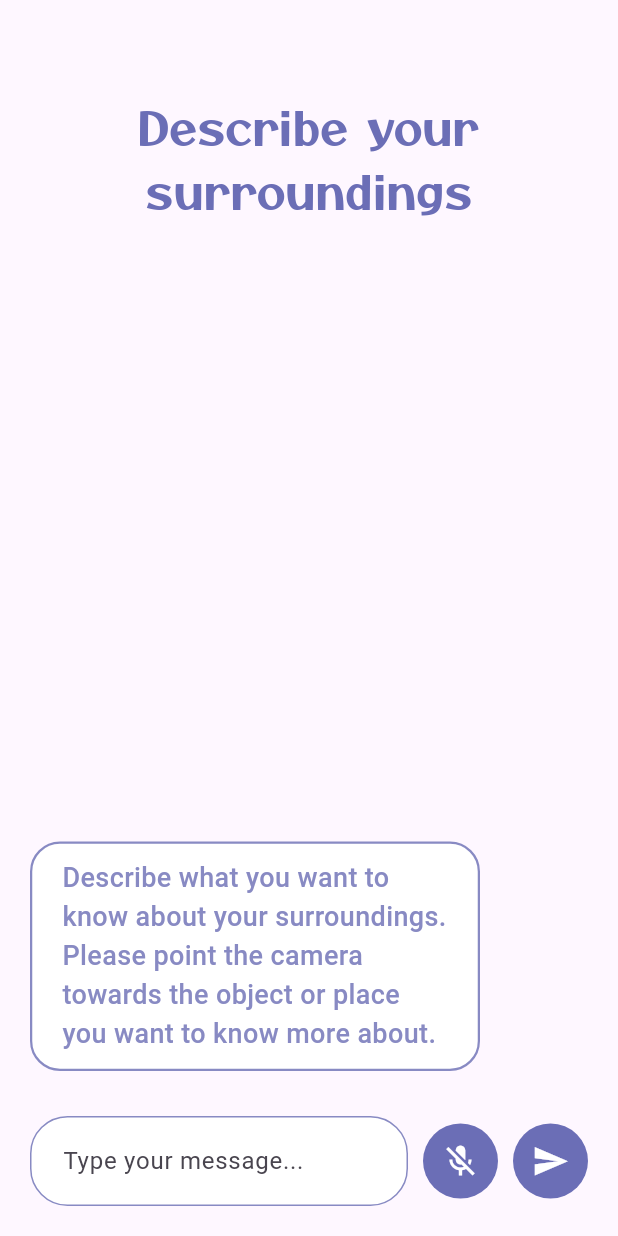
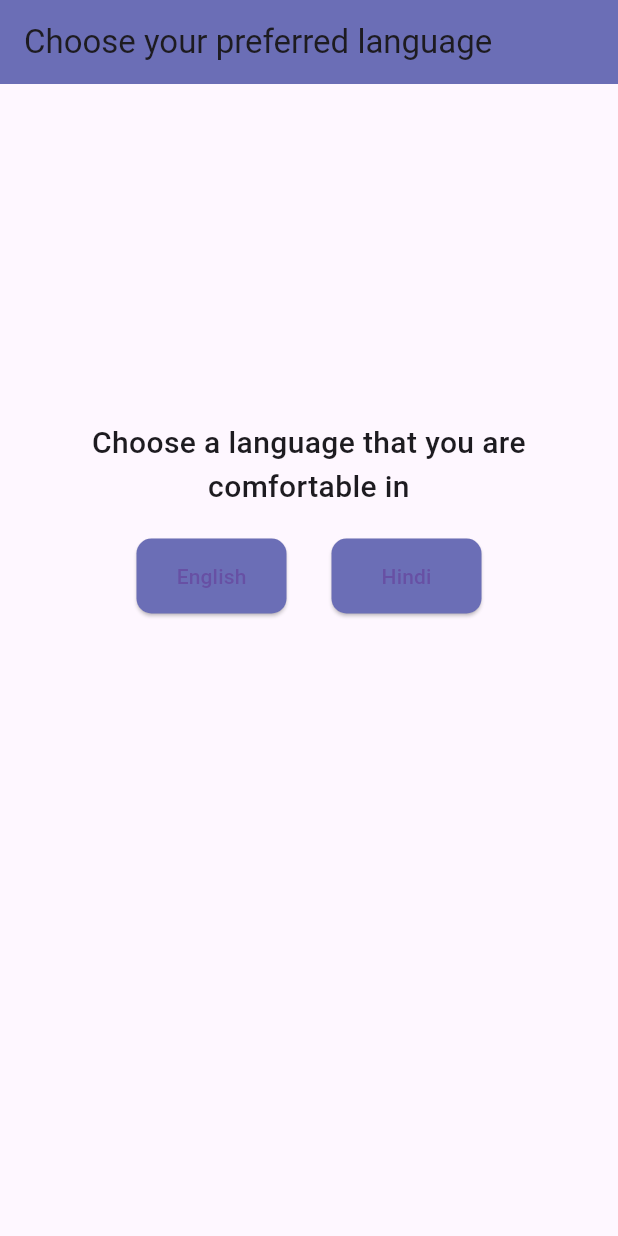
Before and after one commit to HashBr0wns/maitri-frontend, a Flutter app: the screen it shows after launch, on a phone screen of 412 x 824 dp. Run offline on Flutter 3.47's test engine with Material 3 defaults, Android fonts, the phone set to English and light mode, and no system bars; our stand-ins replace camera, dio, flutter_tts, speech_to_text.

Commit message:
choose language screen

```diff
--- a/lib/main.dart
+++ b/lib/main.dart
@@ -1,4 +1,5 @@
 import 'package:flutter/material.dart';
+import 'package:maitri/screens/choose_lang.dart';
 import 'package:maitri/screens/dashboard.dart';
 import 'package:maitri/screens/splash_screen.dart';
 import 'package:flutter/services.dart';
@@ -16,10 +17,17 @@ class MyApp extends StatelessWidget {
 
   @override
   Widget build(BuildContext context) {
-    return const MaterialApp(
+    Locale? systemLocale = WidgetsBinding.instance?.platformDispatcher?.locale;
+    return MaterialApp(
       debugShowCheckedModeBanner: false,
       // home: SplashScreen(),
-      home: ChatPage(),
+      locale: systemLocale,
+      supportedLocales: const [
+        Locale('en'),
+        Locale('hi')
+      ],
+      // home: const ChatPage(),
+      home: const ChooseLang(),
       // home: Dashboard(),
     );
   }
--- /dev/null
+++ b/lib/screens/choose_lang.dart
@@ -0,0 +1,79 @@
+import 'package:flutter/material.dart';
+import 'package:maitri/screens/describe_page.dart';
+import 'package:maitri/utils/colors.dart';
+
+class ChooseLang extends StatefulWidget {
+  const ChooseLang({super.key});
+
+  @override
+  State<ChooseLang> createState() => _ChooseLangState();
+}
+
+class _ChooseLangState extends State<ChooseLang> {
+  String? selectedLang;
+
+  Widget switchScreen(String lang) {
+    // print(lang);
+    return ChatPage(
+      lang: lang,
+    );
+  }
+
+  @override
+  Widget build(BuildContext context) {
+    return Scaffold(
+        appBar: AppBar(
+            backgroundColor: secondaryColor,
+            title: const Text('Choose your preferred language')),
+        body: Container(
+          margin: const EdgeInsets.all(25),
+          child: Center(
+            child: Column(
+              children: [
+                const SizedBox(
+                  height: 200,
+                ),
+                const Text(
+                  'Choose a language that you are comfortable in',
+                  textAlign: TextAlign.center,
+                  style: TextStyle(fontSize: 20, fontWeight: FontWeight.w500),
+                ),
+                const SizedBox(
+                  height: 20,
+                ),
+                Row(
+                  mainAxisAlignment: MainAxisAlignment.center,
+                  children: [
+                    ElevatedButton(
+                        onPressed: () {
+                          switchScreen('en');
+                        },
+                        style: ElevatedButton.styleFrom(
+                            backgroundColor: secondaryColor,
+                            fixedSize: const Size(100, 50),
+                            shape: const RoundedRectangleBorder(
+                                borderRadius:
+                                    BorderRadius.all(Radius.circular(10)))),
+                        child: const Text('English')),
+                    const SizedBox(
+                      width: 30,
+                    ),
+                    ElevatedButton(
+                        onPressed: () {
+                          switchScreen('hi');
+                        },
+                        style: ElevatedButton.styleFrom(
+                            backgroundColor: secondaryColor,
+                            fixedSize: const Size(100, 50),
+                            shape: const RoundedRectangleBorder(
+                                borderRadius:
+                                    BorderRadius.all(Radius.circular(10)))),
+                        child: const Text('Hindi')),
+                  ],
+                ),
+              ],
+            ),
+          ),
+        ));
+  }
+}
--- a/lib/screens/describe_page.dart
+++ b/lib/screens/describe_page.dart
@@ -8,8 +8,11 @@ import 'package:speech_to_text/speech_to_text.dart';
 
 class ChatPage extends StatefulWidget {
   final Key? key;
+  final String? lang;
 
-  const ChatPage({this.key}) : super(key: key);
+  const ChatPage({
+    this.key,this.lang
+  }) : super(key: key);
 
   @override
   _ChatPageState createState() => _ChatPageState();
@@ -45,7 +48,7 @@ class _ChatPageState extends State<ChatPage> {
   /// Each time to start a speech recognition session
   void _startListening() async {
     print('listening');
-    await _speechToText.listen(onResult: _onSpeechResult);
+    await _speechToText.listen(onResult: _onSpeechResult, localeId: widget.lang == "en" ? "en" : "hi");
     setState(() {});
   }
 
@@ -100,6 +103,7 @@ class _ChatPageState extends State<ChatPage> {
 
   void _sendMessage(XFile image, String text) async {
     // Placeholder API details
+
     print('Call is successful');
     String apiUrl =
         'https://ea2a0f9b-2256-4e50-ba34-08fe54b6d6df-00-391y2lq3o3aga.sisko.replit.dev/surrounding?question=$text';
```
Also changed, not shown: pubspec.lock.
